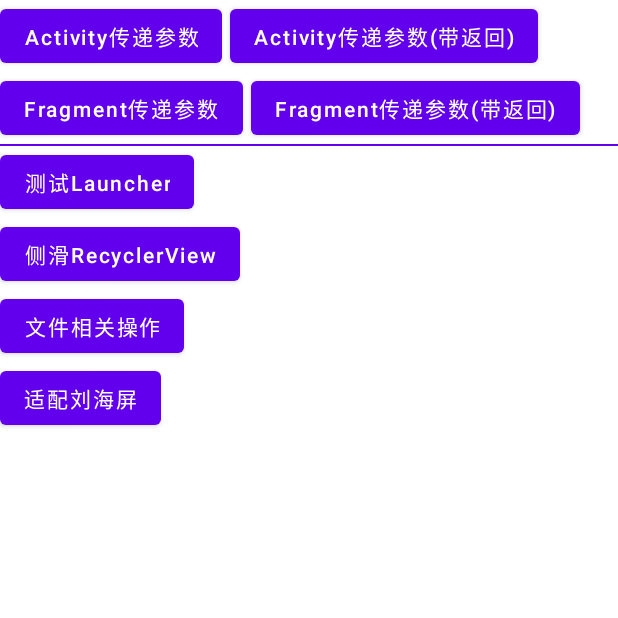
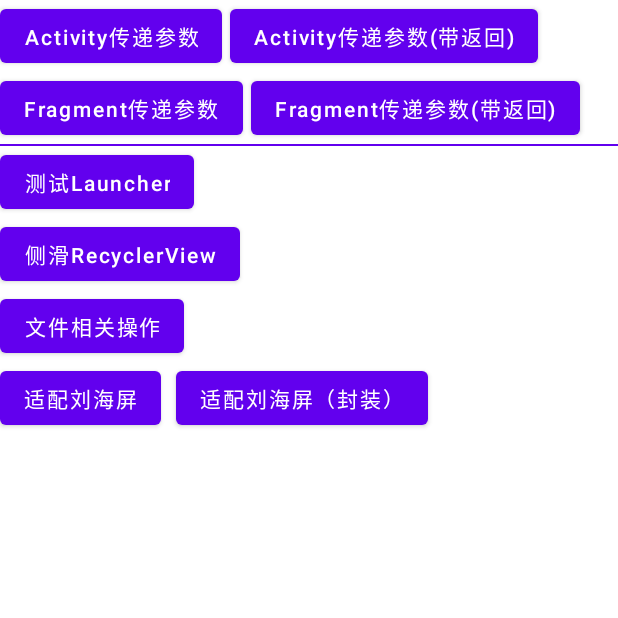
Before and after one commit to du-xiaolong/AndroidSkeleton, an Android app: the screen it shows after launch (MainActivity), on a phone screen of 412 x 824 dp, the top half of it. Run offline under Robolectric (Android 15) with nearby library versions, the phone set to English and light mode, and no system bars.

Commit message:
刘海屏适配

```diff
--- a/app/src/main/AndroidManifest.xml
+++ b/app/src/main/AndroidManifest.xml
@@ -35,6 +35,7 @@
         <activity android:name=".swipeRecyclerView.SwipeRecyclerViewActivity" />
         <activity android:name=".file.FileActivity" />
         <activity android:name=".displayCuts.DisplayCutsActivity"  android:theme="@style/DisplayCutsModeTheme"/>
+        <activity android:name=".displayCuts.DisplayCuts2Activity" />
     </application>
 
 </manifest>
--- a/app/src/main/java/com/ello/androidskeleton/MainActivity.kt
+++ b/app/src/main/java/com/ello/androidskeleton/MainActivity.kt
@@ -7,6 +7,7 @@ import androidx.appcompat.app.AppCompatActivity
 import androidx.core.os.bundleOf
 import com.ello.androidskeleton.activityParams.ParamsActivity
 import com.ello.androidskeleton.databinding.ActivityMainBinding
+import com.ello.androidskeleton.displayCuts.DisplayCuts2Activity
 import com.ello.androidskeleton.displayCuts.DisplayCutsActivity
 import com.ello.androidskeleton.file.FileActivity
 import com.ello.androidskeleton.fragmentParams.ParamFragmentActivity
@@ -44,6 +45,7 @@ class MainActivity : AppCompatActivity() {
 
         //刘海屏适配
         viewBinding.btnDisplayCuts.setOnClickListener { startActivity<DisplayCutsActivity>() }
+        viewBinding.btnDisplayCuts2.setOnClickListener { startActivity<DisplayCuts2Activity>() }
     }
 
 
--- a/app/src/main/java/com/ello/androidskeleton/displayCuts/DisplayCutsActivity.kt
+++ b/app/src/main/java/com/ello/androidskeleton/displayCuts/DisplayCutsActivity.kt
@@ -23,9 +23,6 @@ class DisplayCutsActivity : AppCompatActivity() {
 
         //在高版本上，必须加这句，否则横屏时，刘海区域还是白色
         WindowCompat.setDecorFitsSystemWindows(window, false)
-
-
-        BarUtils.getStatusBarHeight()
 
 //      可以用主题设置，也可以用以下代码设置。当前使用的主题设置
 //        if (Build.VERSION.SDK_INT >= Build.VERSION_CODES.P) {
--- a/app/src/main/java/com/ello/androidskeleton/launcher/LauncherActivity.kt
+++ b/app/src/main/java/com/ello/androidskeleton/launcher/LauncherActivity.kt
@@ -14,6 +14,7 @@ class LauncherActivity : AppCompatActivity() {
 
     private lateinit var viewBinding: ActivityLauncherBinding
 
+    //启动另一个activity，回传结果
     private val startLauncher2ActivityLauncher = startActivityForResultLauncher {
         if (it.resultCode == RESULT_OK) {
             val result = it.data?.getIntExtra("params", 0) ?: 0
--- a/app/src/main/res/layout/activity_main.xml
+++ b/app/src/main/res/layout/activity_main.xml
@@ -53,38 +53,51 @@
         </LinearLayout>
 
         <View
-            android:background="?attr/colorPrimary"
             android:layout_width="match_parent"
-            android:layout_height="1dp"/>
+            android:layout_height="1dp"
+            android:background="?attr/colorPrimary" />
 
         <Button
             android:id="@+id/btnLauncher"
-            android:textAllCaps="false"
+            android:layout_width="wrap_content"
+            android:layout_height="wrap_content"
             android:text="测试Launcher"
-            android:layout_width="wrap_content"
-            android:layout_height="wrap_content"/>
+            android:textAllCaps="false" />
 
         <Button
             android:id="@+id/btnSwipeRecyclerView"
-            android:textAllCaps="false"
+            android:layout_width="wrap_content"
+            android:layout_height="wrap_content"
             android:text="侧滑RecyclerView"
-            android:layout_width="wrap_content"
-            android:layout_height="wrap_content"/>
+            android:textAllCaps="false" />
 
         <Button
             android:id="@+id/btnFile"
-            android:textAllCaps="false"
+            android:layout_width="wrap_content"
+            android:layout_height="wrap_content"
             android:text="文件相关操作"
-            android:layout_width="wrap_content"
-            android:layout_height="wrap_content"/>
+            android:textAllCaps="false" />
 
-        <Button
-            android:id="@+id/btnDisplayCuts"
-            android:textAllCaps="false"
-            android:text="适配刘海屏"
-            android:layout_width="wrap_content"
-            android:layout_height="wrap_content"/>
+        <LinearLayout
+            android:layout_width="match_parent"
+            android:layout_height="wrap_content">
 
+            <Button
+                android:id="@+id/btnDisplayCuts"
+                android:layout_width="wrap_content"
+                android:layout_height="wrap_content"
+                android:text="适配刘海屏"
+                android:textAllCaps="false" />
+
+            <Button
+                android:id="@+id/btnDisplayCuts2"
+                android:layout_width="wrap_content"
+                android:layout_height="wrap_content"
+                android:layout_marginStart="10dp"
+                android:text="适配刘海屏（封装）"
+                android:textAllCaps="false" />
+
+        </LinearLayout>
 
 
     </LinearLayout>
```
Also changed, not shown: app/src/main/java/com/ello/androidskeleton/displayCuts/DisplayCuts2Activity.kt (added, +41 -0 lines), base/src/main/java/com/ello/base/ktx/ActivityKt.kt (+45 -4 lines).
